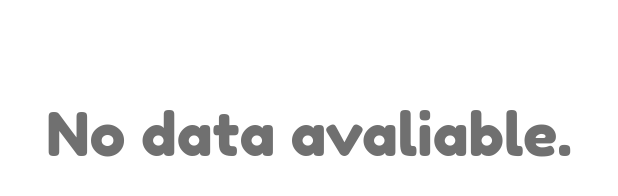
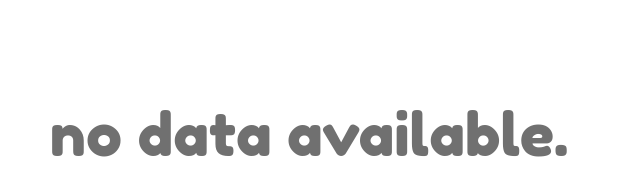
Before and after one commit to kiwsan/nichacgm48, a Flutter app: the ShopTrendingWidget widget shown alone on an empty page, opened directly, on a phone screen of 412 x 824 dp. Shown: the part 141-337 px from the top of the screen. Run offline on Flutter 3.47's test engine with Material 2 defaults, Android fonts, the phone set to English and light mode, and no system bars; our stand-ins replace bubble_bottom_bar, cached_network_image, firebase_messaging, flutter_local_notifications, flutter_screenutil, flutter_svg and 4 more; missing offline and left inert: time_formatter; accounts and stored records are empty; network calls fail.

Commit message:
fixed bugs and improvement

```diff
--- a/lib/ui/donate.dart
+++ b/lib/ui/donate.dart
@@ -35,7 +35,7 @@ class _DonatePageState extends State<DonatePage> {
             Padding(
               padding: EdgeInsets.only(left: ScreenUtil().setSp(10)),
               child: Text(
-                "3 physical card avaliable.",
+                "3 physical card available.",
                 style: valueTextStyle,
               ),
             ),
--- a/lib/ui/widgets/shop_trending_widget.dart
+++ b/lib/ui/widgets/shop_trending_widget.dart
@@ -37,7 +37,7 @@ class ShopTrendingWidget extends StatelessWidget {
           padding: EdgeInsets.only(
               bottom: ScreenUtil().setWidth(30)),
           child: Text(
-            "No data avaliable.",
+            "no data available.",
             style: valueTextStyle,
           ),
         )
--- a/pubspec.yaml
+++ b/pubspec.yaml
@@ -11,7 +11,7 @@ description: Nicha CGM48 Thailand fans application
 # In iOS, build-name is used as CFBundleShortVersionString while build-number used as CFBundleVersion.
 # Read more about iOS versioning at
 # https://developer.apple.com/library/archive/documentation/General/Reference/InfoPlistKeyReference/Articles/CoreFoundationKeys.html
-version: 0.0.4+22
+version: 0.0.4+24
 
 environment:
   sdk: ">=2.1.0 <3.0.0"
```
Also changed, not shown: lib/ui/home.dart (+23 -1 lines), 5 other files.
